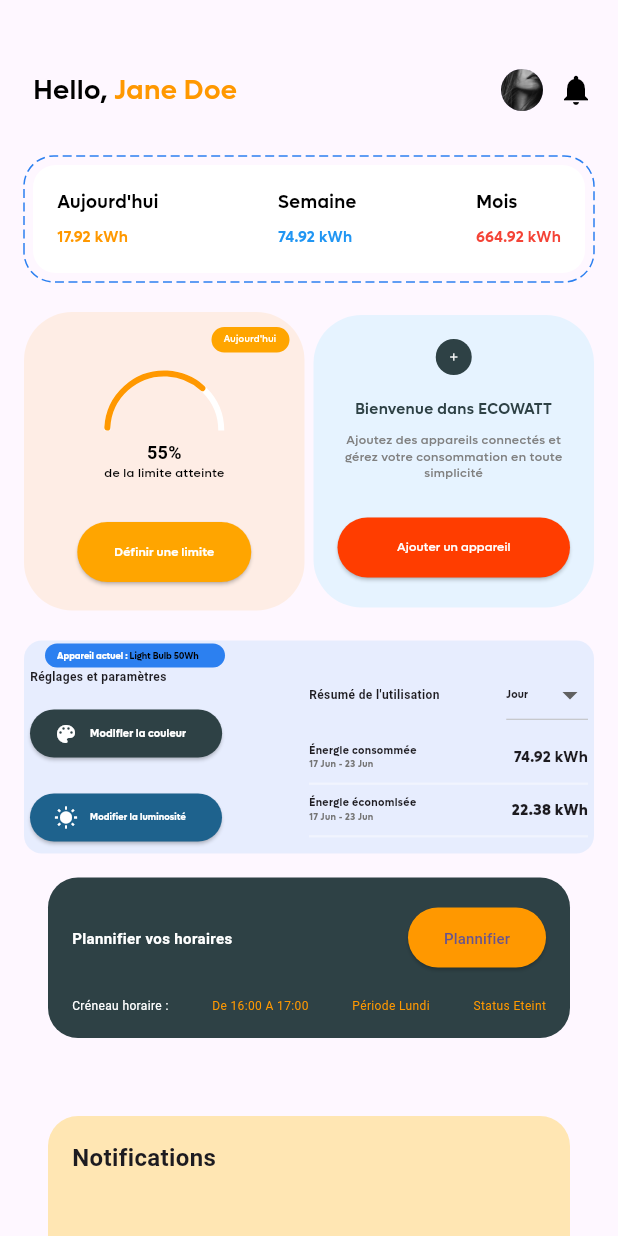
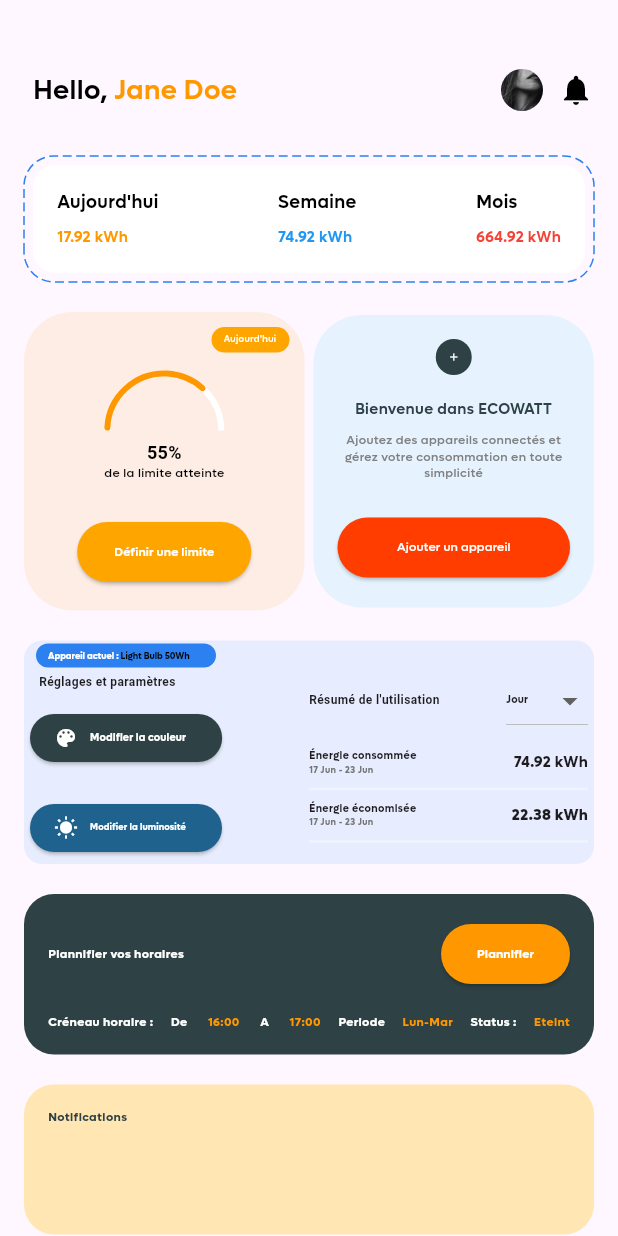
Before and after one commit to arthurKemdjo/ecowatt, a Flutter app: the DashboardScreen screen opened directly, on a phone screen of 412 x 824 dp. Run offline on Flutter 3.47's test engine with Material 3 defaults, Android fonts, the light colour scheme and no system bars; drawn by our look-alikes of dotted_border, syncfusion_flutter_gauges; our stand-ins replace flutter_svg.

Commit message:
updates home screen

```diff
--- a/lib/pages/home_page.dart
+++ b/lib/pages/home_page.dart
@@ -3,6 +3,7 @@ import 'package:dotted_border/dotted_border.dart';
 import 'package:syncfusion_flutter_gauges/gauges.dart';
 
 const List<String> dropdownItems = ['Jour', 'Semaine', 'Mois'];
+
 class MainScreen extends StatefulWidget {
   const MainScreen({super.key});
 
@@ -202,13 +203,15 @@ class _DashboardScreenState extends State<DashboardScreen> {
               ),
 
               const SizedBox(height: 20),
-              // Settings section
               _buildSettingsCard(),
-              _buildScheduleCard(),
-              const SizedBox(height: 20),
-              // Consumption per device and Theme settings
-              // _buildConsumptionAndThemeCard(),
-              _buildNotificationsCard()
+              const SizedBox(height: 10),
+              Center(
+                child: _buildScheduleCard(),
+              ),
+              const SizedBox(height: 10),
+              Center(
+                child: _buildNotificationsCard(),
+              ),
             ],
           ),
         ),
@@ -248,7 +251,6 @@ class _DashboardScreenState extends State<DashboardScreen> {
       ),
     );
   }
-
 
   Widget _buildLimitCard() {
     return Container(
@@ -371,7 +373,6 @@ class _DashboardScreenState extends State<DashboardScreen> {
               ],
             ),
           ),
-
         ],
       ),
     );
@@ -383,7 +384,8 @@ class _DashboardScreenState extends State<DashboardScreen> {
       decoration: BoxDecoration(
         color: const Color(0xFFE6F3FF),
         borderRadius: BorderRadius.circular(32.0),
-      ),child: Column(
+      ),
+      child: Column(
         mainAxisAlignment: MainAxisAlignment.center,
         children: [
           Row(
@@ -434,12 +436,15 @@ class _DashboardScreenState extends State<DashboardScreen> {
                   borderRadius: BorderRadius.circular(60),
                 ),
               ),
-            child: Text('Ajouter un appareil',style: TextStyle(
+              child: Text(
+                'Ajouter un appareil',
+                style: TextStyle(
                   color: Colors.white,
                   fontSize: 8,
                   fontFamily: 'Lufga',
                   fontWeight: FontWeight.w500,
-                        ),),
+                ),
+              ),
             ),
           ),
         ],
@@ -465,7 +470,7 @@ class _DashboardScreenState extends State<DashboardScreen> {
                   children: [
                     Container(
                       width: 120,
-                      margin: EdgeInsets.only(left: 10, top: 1),
+                      margin: EdgeInsets.only(left: 4, top: 1),
                       padding: EdgeInsets.symmetric(horizontal: 8, vertical: 4),
                       decoration: BoxDecoration(
                         color: Color(0xFF2C80F0),
@@ -498,44 +503,53 @@ class _DashboardScreenState extends State<DashboardScreen> {
                     ),
                   ],
                 ),
-                SizedBox(height: 1),
-                Text(
+                SizedBox(height: 4),
+                Padding(
+                  padding: EdgeInsets.only(left: 6.0), // Add left padding
+                  child: Text(
                     'Réglages et paramètres',
                     style: TextStyle(
                       fontWeight: FontWeight.bold,
                       fontSize: 8,
                     ),
                   ),
+                ),
                 SizedBox(height: 8),
                 ElevatedButton.icon(
                   onPressed: () {},
-                  icon: Icon(Icons.color_lens, size: 16, color: Colors.white,),
+                  icon: Icon(
+                    Icons.color_lens,
+                    size: 16,
+                    color: Colors.white,
+                  ),
                   label: Text(
                     'Modifier la couleur',
                     style: TextStyle(
                         fontSize: 7,
                         color: Colors.white,
                         fontFamily: 'Lufga',
-                      fontWeight: FontWeight.bold
-                    ),
+                        fontWeight: FontWeight.bold),
                   ),
                   style: ElevatedButton.styleFrom(
                     backgroundColor: Color(0xFF2E4145),
                     minimumSize: Size(30, 32),
                   ),
                 ),
-                SizedBox(height: 8),
+                SizedBox(height: 12),
                 ElevatedButton.icon(
                   onPressed: () {},
-                  icon: Icon(Icons.wb_sunny, size: 16, color: Colors.white,),
+                  icon: Icon(
+                    Icons.wb_sunny,
+                    size: 16,
+                    color: Colors.white,
+                  ),
                   label: Text(
                     'Modifier la luminosité',
                     style: TextStyle(
                         fontSize: 6,
                         color: Colors.white,
                         fontFamily: 'Lufga',
-                        fontWeight: FontWeight.bold
-                    ),
+                        fontWeight: FontWeight.bold),
                   ),
                   style: ElevatedButton.styleFrom(
                     backgroundColor: Color(0xFF1E628D),
@@ -572,13 +586,16 @@ class _DashboardScreenState extends State<DashboardScreen> {
                       children: [
                         Text(
                           'Énergie consommée',
-                          style: TextStyle(fontSize: 7,
+                          style: TextStyle(
+                              fontSize: 7,
                               fontFamily: 'Lufga',
                               fontWeight: FontWeight.bold),
                         ),
                         Text(
                           '17 Jun - 23 Jun',
-                          style: TextStyle(fontSize: 6, color: Colors.grey[600],
+                          style: TextStyle(
+                              fontSize: 6,
+                              color: Colors.grey[600],
                               fontFamily: 'Lufga',
                               fontWeight: FontWeight.bold),
                         ),
@@ -590,7 +607,6 @@ class _DashboardScreenState extends State<DashboardScreen> {
                         fontFamily: 'Lufga',
                         fontWeight: FontWeight.bold,
                         fontSize: 10,
-
                       ),
                     ),
                   ],
@@ -607,13 +623,16 @@ class _DashboardScreenState extends State<DashboardScreen> {
                       children: [
                         Text(
                           'Énergie économisée',
-                          style: TextStyle(fontSize: 7,
+                          style: TextStyle(
+                              fontSize: 7,
                               fontFamily: 'Lufga',
                               fontWeight: FontWeight.bold),
                         ),
                         Text(
                           '17 Jun - 23 Jun',
-                          style: TextStyle(fontSize: 6, color: Colors.grey[600],
+                          style: TextStyle(
+                              fontSize: 6,
+                              color: Colors.grey[600],
                               fontFamily: 'Lufga',
                               fontWeight: FontWeight.bold),
                         ),
@@ -659,7 +678,9 @@ class _DropdownMenuExampleState extends State<DropdownMenuExample> {
       items: dropdownItems.map<DropdownMenuItem<String>>((String value) {
         return DropdownMenuItem<String>(
           value: value,
-          child: Text(value, style: TextStyle(fontSize: 7,
+          child: Text(value,
+              style: TextStyle(
+                  fontSize: 7,
                   fontFamily: 'Lufga',
                   fontWeight: FontWeight.bold)),
         );
@@ -672,6 +693,7 @@ class _DropdownMenuExampleState extends State<DropdownMenuExample> {
     );
   }
 }
+
 Widget _buildSettingSlider(String label) {
   return Column(
     children: [
@@ -701,183 +723,183 @@ class _DropdownMenuExampleState extends State<DropdownMenuExample> {
   );
 }
 
-  Widget _buildDeviceCard() {
-    return Container(
-      margin: EdgeInsets.only(top: 4.0, left: 4.0, right: 4.0),
-      padding: const EdgeInsets.only(top: 1.0, left: 4.0, right: 4.0),
-      decoration: BoxDecoration(
-        color: Colors.blue.withOpacity(0.1),
-        borderRadius: BorderRadius.circular(12.0),
-      ),
-      child: Row(
-        children: [
-          Expanded(
-            // flex: 1, // 1/3 de la largeur de l'écran
-            child: Column(
-              crossAxisAlignment: CrossAxisAlignment.stretch,
-              children: [
-                Text(
-                  'Réglagges',
-                  style: TextStyle(
-                    fontFamily: 'Lufga',
-                    fontWeight: FontWeight.bold,
-                    fontSize: 4,
-                  ),
-                ),
-                SizedBox(height: 16),
-                ElevatedButton.icon(
-                  onPressed: () {},
-                  icon: Icon(Icons.color_lens, size: 9),
-                  label: Text(
-                    'Modifier la couleur',
-                    style: TextStyle(fontSize: 7,
-                      fontFamily: 'Lufga'),
-                  ),
-                  style: ElevatedButton.styleFrom(
-                    backgroundColor: Color(0xFF2E4145),
-                    shape: RoundedRectangleBorder(
-                      borderRadius: BorderRadius.circular(30),
-                    ),
-                  ),
-                ),
-                SizedBox(height: 8),
-                ElevatedButton.icon(
-                  onPressed: () {},
-                  icon: Icon(Icons.wb_sunny, size: 9),
-                  label: Text(
-                    'Modifier la luminosité',
-                    style: TextStyle(fontSize: 6,
-                      fontFamily: 'Lufga',
-                      fontWeight: FontWeight.bold),
-                  ),
-                  style: ElevatedButton.styleFrom(
-                    backgroundColor: Color(0xFF2E4145),
-                    shape: RoundedRectangleBorder(
-                      borderRadius: BorderRadius.circular(30),
-                    ),
-                  ),
-                ),
-              ],
-            ),
-          ),
-          VerticalDivider(
-            color: Colors.white,
-            thickness: 4.0,
-            width: 50,
-          ),
-          Expanded(
-            // flex: 2, // 2/3 de la largeur de l'écran
-            child: Column(
-              crossAxisAlignment: CrossAxisAlignment.start,
-              children: [
-                Row(
-                  mainAxisAlignment: MainAxisAlignment.spaceBetween,
-                  children: [
-                    const Text(
-                      'Résumé de l\'utilisation',
-                      style: TextStyle(
-                        fontFamily: 'Lufga',
-                        fontWeight: FontWeight.bold,
-                        fontSize: 8,
-                      ),
-                    ),
-                    DropdownButton<String>(
-                      value: 'Semaine',
-                      items: <String>['Jour', 'Semaine', 'Mois']
-                          .map<DropdownMenuItem<String>>((String value) {
-                        return DropdownMenuItem<String>(
-                          value: value,
-                          child: Text(value, style: TextStyle(fontSize: 8, fontWeight: FontWeight.w700,
-                              fontFamily: 'Lufga',
-                            )),
-                        );
-                      }).toList(),
-                      onChanged: (String? newValue) {},
-                    ),
-                  ],
-                ),
-                Divider(
-                  color: Colors.white,
-                  thickness: 4.0,
-                ),
-                SizedBox(height: 8),
-                Row(
-                  mainAxisAlignment: MainAxisAlignment.spaceBetween,
-                  children: [
-                    Column(
-                      crossAxisAlignment: CrossAxisAlignment.start,
-                      children: [
-                        Text(
-                          'Énergie consommée',
-                          style: TextStyle(fontSize: 8,
-                          fontFamily: 'Lufga',
-                          fontWeight: FontWeight.bold,
-                        ),
-                        ),
-                        Text(
-                          '17 Jun - 23 Jun',
-                          style:
-                              TextStyle(fontSize: 6, fontFamily: 'Lufga',
-                            color: Colors.grey[600]),
-                        ),
-                      ],
-                    ),
-                    Text(
-                      '74.92 kWh',
-                      style: TextStyle(
-                        fontFamily: 'Lufga',
-                        fontWeight: FontWeight.bold,
-                        fontSize: 6,
-                      ),
-                    ),
-                  ],
-                ),
-                Divider(
-                  color: Colors.white,
-                  thickness: 4.0,
-                ),
-                Row(
-                  mainAxisAlignment: MainAxisAlignment.spaceBetween,
-                  children: [
-                    Column(
-                      crossAxisAlignment: CrossAxisAlignment.start,
-                      children: [
-                        Text(
-                          'Énergie économisée',
-                          style: TextStyle(fontSize: 8,
-                          fontFamily: 'Lufga',
-                          fontWeight: FontWeight.bold,
-                        ),
-                        ),
-                        Text(
-                          '17 Jun - 23 Jun',
-                          style:
-                              TextStyle(fontSize: 6, color: Colors.grey[600]),
-                        ),
-                      ],
-                    ),
-                    Text(
-                      '22.38 kWh',
-                      style: TextStyle(
-                        fontFamily: 'Lufga',
-                        fontWeight: FontWeight.w700,
-                        fontSize: 6,
-                      ),
-                    ),
-                  ],
-                ),
-              ],
-            ),
+// Widget _buildDeviceCard() {
+//   return Container(
+//     margin: EdgeInsets.only(top: 4.0, left: 4.0, right: 4.0),
+//     padding: const EdgeInsets.only(top: 1.0, left: 4.0, right: 4.0),
+//     decoration: BoxDecoration(
+//       color: Colors.blue.withOpacity(0.1),
+//       borderRadius: BorderRadius.circular(12.0),
+//     ),
+//     child: Row(
+//       children: [
+//         Expanded(
+//           // flex: 1, // 1/3 de la largeur de l'écran
+//           child: Column(
+//             crossAxisAlignment: CrossAxisAlignment.stretch,
+//             children: [
+//               Text(
+//                 'Réglagges',
+//                 style: TextStyle(
+//                   fontFamily: 'Lufga',
+//                   fontWeight: FontWeight.bold,
+//                   fontSize: 4,
+//                 ),
+//               ),
+//               SizedBox(height: 16),
+//               ElevatedButton.icon(
+//                 onPressed: () {},
+//                 icon: Icon(Icons.color_lens, size: 9),
+//                 label: Text(
+//                   'Modifier la couleur',
+//                   style: TextStyle(fontSize: 7,
+//                     fontFamily: 'Lufga'),
+//                 ),
+//                 style: ElevatedButton.styleFrom(
+//                   backgroundColor: Color(0xFF2E4145),
+//                   shape: RoundedRectangleBorder(
+//                     borderRadius: BorderRadius.circular(30),
+//                   ),
+//                 ),
+//               ),
+//               SizedBox(height: 8),
+//               ElevatedButton.icon(
+//                 onPressed: () {},
+//                 icon: Icon(Icons.wb_sunny, size: 9),
+//                 label: Text(
+//                   'Modifier la luminosité',
+//                   style: TextStyle(fontSize: 6,
+//                     fontFamily: 'Lufga',
+//                     fontWeight: FontWeight.bold),
+//                 ),
+//                 style: ElevatedButton.styleFrom(
+//                   backgroundColor: Color(0xFF2E4145),
+//                   shape: RoundedRectangleBorder(
+//                     borderRadius: BorderRadius.circular(30),
+//                   ),
+//                 ),
+//               ),
+//             ],
+//           ),
+//         ),
+//         VerticalDivider(
+//           color: Colors.white,
+//           thickness: 4.0,
+//           width: 50,
+//         ),
+//         Expanded(
+//           // flex: 2, // 2/3 de la largeur de l'écran
+//           child: Column(
+//             crossAxisAlignment: CrossAxisAlignment.start,
+//             children: [
+//               Row(
+//                 mainAxisAlignment: MainAxisAlignment.spaceBetween,
+//                 children: [
+//                   const Text(
+//                     'Résumé de l\'utilisation',
+//                     style: TextStyle(
+//                       fontFamily: 'Lufga',
+//                       fontWeight: FontWeight.bold,
+//                       fontSize: 8,
+//                     ),
+//                   ),
+//                   DropdownButton<String>(
+//                     value: 'Semaine',
+//                     items: <String>['Jour', 'Semaine', 'Mois']
+//                         .map<DropdownMenuItem<String>>((String value) {
+//                       return DropdownMenuItem<String>(
+//                         value: value,
+//                         child: Text(value, style: TextStyle(fontSize: 8, fontWeight: FontWeight.w700,
+//                             fontFamily: 'Lufga',
+//                           )),
+//                       );
+//                     }).toList(),
+//                     onChanged: (String? newValue) {},
+//                   ),
+//                 ],
+//               ),
+//               Divider(
+//                 color: Colors.white,
+//                 thickness: 4.0,
+//               ),
+//               SizedBox(height: 8),
+//               Row(
+//                 mainAxisAlignment: MainAxisAlignment.spaceBetween,
+//                 children: [
+//                   Column(
+//                     crossAxisAlignment: CrossAxisAlignment.start,
+//                     children: [
+//                       Text(
+//                         'Énergie consommée',
+//                         style: TextStyle(fontSize: 8,
+//                         fontFamily: 'Lufga',
+//                         fontWeight: FontWeight.bold,
+//                       ),
+//                       ),
+//                       Text(
+//                         '17 Jun - 23 Jun',
+//                         style:
+//                             TextStyle(fontSize: 6, fontFamily: 'Lufga',
+//                           color: Colors.grey[600]),
+//                       ),
+//                     ],
+//                   ),
+//                   Text(
+//                     '74.92 kWh',
+//                     style: TextStyle(
+//                       fontFamily: 'Lufga',
+//                       fontWeight: FontWeight.bold,
+//                       fontSize: 6,
+//                     ),
+//                   ),
+//                 ],
+//               ),
+//               Divider(
+//                 color: Colors.white,
+//                 thickness: 4.0,
+//               ),
+//               Row(
+//                 mainAxisAlignment: MainAxisAlignment.spaceBetween,
+//                 children: [
+//                   Column(
+//                     crossAxisAlignment: CrossAxisAlignment.start,
+//                     children: [
+//                       Text(
+//                         'Énergie économisée',
+//                         style: TextStyle(fontSize: 8,
+//                         fontFamily: 'Lufga',
+//                         fontWeight: FontWeight.bold,
+//                       ),
+//                       ),
+//                       Text(
+//                         '17 Jun - 23 Jun',
+//                         style:
+//                             TextStyle(fontSize: 6, color: Colors.grey[600]),
+//                       ),
+//                     ],
+//                   ),
+//                   Text(
+//                     '22.38 kWh',
+//                     style: TextStyle(
+//                       fontFamily: 'Lufga',
+//                       fontWeight: FontWeight.w700,
+//                       fontSize: 6,
+//                     ),
+//                   ),
+//                 ],
+//               ),
+//             ],
+//           ),
 
-          ),
-        ],
-      ),
-    );
-  }
+//         ),
+//       ],
+//     ),
+//   );
+// }
 
 Widget _buildScheduleCard() {
   return Container(
-      margin: EdgeInsets.all(16.0),
+    margin: EdgeInsets.only(top: 10.0),
     padding: EdgeInsets.all(16.0),
     decoration: BoxDecoration(
       color: Color(0xFF2E4145),
@@ -892,7 +914,8 @@ class _DropdownMenuExampleState extends State<DropdownMenuExample> {
             Text(
               'Plannifier vos horaires',
               style: TextStyle(
-                  fontSize: 10,
+                fontFamily: 'Lufga',
+                fontSize: 8,
                 fontWeight: FontWeight.bold,
                 color: Colors.white,
               ),
@@ -905,7 +928,13 @@ class _DropdownMenuExampleState extends State<DropdownMenuExample> {
                   borderRadius: BorderRadius.circular(30),
                 ),
               ),
-                child: Text('Plannifier', style: TextStyle(fontSize: 10)),
+              child: Text('Plannifier',
+                  style: TextStyle(
+                    fontFamily: 'Lufga',
+                    fontSize: 8,
+                    fontWeight: FontWeight.bold,
+                    color: Colors.white,
+                  )),
             ),
           ],
         ),
@@ -915,19 +944,76 @@ class _DropdownMenuExampleState extends State<DropdownMenuExample> {
           children: [
             Text(
               'Créneau horaire :',
-                style: TextStyle(color: Colors.white, fontSize: 8),
+              style: TextStyle(
+                fontFamily: 'Lufga',
+                fontSize: 8,
+                fontWeight: FontWeight.bold,
+                color: Colors.white,
+              ),
             ),
             Text(
-                'De 16:00 A 17:00',
-                style: TextStyle(color: Colors.orange, fontSize: 8),
+              'De ',
+              style: TextStyle(
+                  color: Colors.white,
+                  fontSize: 8,
+                  fontFamily: 'Lufga',
+                  fontWeight: FontWeight.bold),
             ),
             Text(
-                'Période Lundi',
-                style: TextStyle(color: Colors.orange, fontSize: 8),
+              '16:00',
+              style: TextStyle(
+                  color: Colors.orange,
+                  fontSize: 8,
+                  fontFamily: 'Lufga',
+                  fontWeight: FontWeight.bold),
             ),
             Text(
-                'Status Eteint',
-                style: TextStyle(color: Colors.orange, fontSize: 8),
+              ' A ',
+              style: TextStyle(
+                  color: Colors.white,
+                  fontSize: 8,
+                  fontFamily: 'Lufga',
+                  fontWeight: FontWeight.bold),
+            ),
+            Text(
+              '17:00',
+              style: TextStyle(
+                  color: Colors.orange,
+                  fontSize: 8,
+                  fontFamily: 'Lufga',
+                  fontWeight: FontWeight.bold),
+            ),
+            Text(
+              'Periode',
+              style: TextStyle(
+                  color: Colors.white,
+                  fontSize: 8,
+                  fontFamily: 'Lufga',
+                  fontWeight: FontWeight.bold),
+            ),
+            Text(
+              'Lun-Mar',
+              style: TextStyle(
+                  color: Colors.orange,
+                  fontSize: 8,
+                  fontFamily: 'Lufga',
+                  fontWeight: FontWeight.bold),
+            ),
+            Text(
+              'Status :',
+              style: TextStyle(
+                  color: Colors.white,
+                  fontSize: 8,
+                  fontFamily: 'Lufga',
+                  fontWeight: FontWeight.bold),
+            ),
+            Text(
+              'Eteint',
+              style: TextStyle(
+                  color: Colors.orange,
+                  fontSize: 8,
+                  fontFamily: 'Lufga',
+                  fontWeight: FontWeight.bold),
             ),
           ],
         ),
@@ -938,21 +1024,24 @@ class _DropdownMenuExampleState extends State<DropdownMenuExample> {
 
 Widget _buildNotificationsCard() {
   return Container(
-      margin: EdgeInsets.all(16.0),
+    margin: EdgeInsets.only(top: 10.0),
     padding: EdgeInsets.all(16.0),
     decoration: BoxDecoration(
       color: Color(0xFFFFE6B3),
       borderRadius: BorderRadius.circular(20.0),
     ),
-      height: 100, // Hauteur de 200 même s'il n'y a pas de contenu
+    height: 100,
+    width: double.infinity,
     child: Column(
       crossAxisAlignment: CrossAxisAlignment.start,
       children: [
         Text(
           'Notifications',
           style: TextStyle(
-              fontSize: 16,
+            fontSize: 8,
             fontWeight: FontWeight.bold,
+            color: Color(0XFF2E4145),
+            fontFamily: 'Lufga',
           ),
         ),
         // Ajoutez ici des widgets pour les notifications
@@ -960,7 +1049,6 @@ class _DropdownMenuExampleState extends State<DropdownMenuExample> {
     ),
   );
 }
-
 
 // -------------------------- Recherche -----------------------------
 class SearchScreen extends StatefulWidget {
```
Lines whose indentation alone changed are shown as unchanged.
